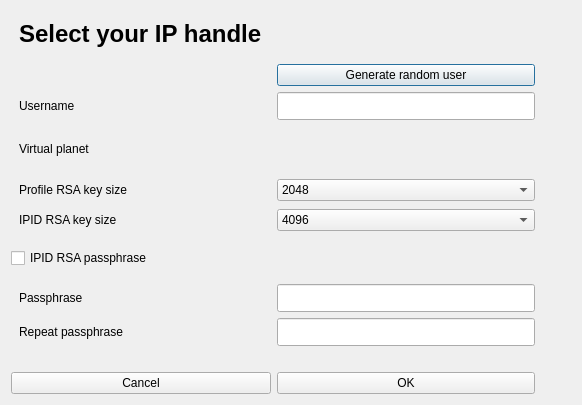
pinnaculum/galacteek, file galacteek/ui/profileinitdialog.ui: the form before one commit.
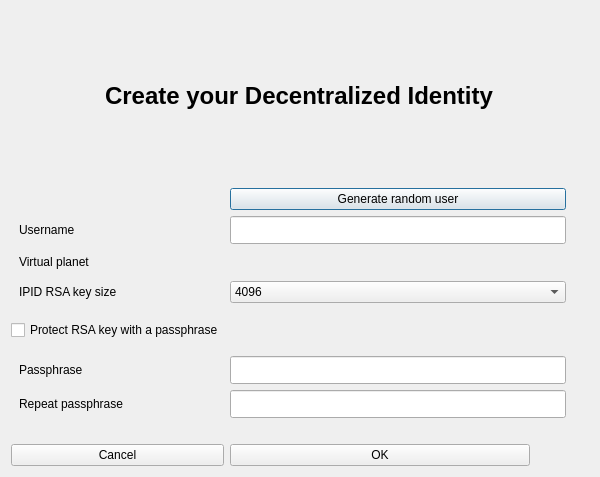
The form after the commit.

```diff
--- a/galacteek/ui/profileinitdialog.ui
+++ b/galacteek/ui/profileinitdialog.ui
@@ -6,10 +6,16 @@
    <rect>
     <x>0</x>
     <y>0</y>
-    <width>582</width>
-    <height>405</height>
+    <width>600</width>
+    <height>477</height>
    </rect>
   </property>
+  <property name="maximumSize">
+   <size>
+    <width>600</width>
+    <height>16777215</height>
+   </size>
+  </property>
   <property name="windowTitle">
    <string>IPID generator</string>
   </property>
@@ -24,22 +30,33 @@
 }</string>
   </property>
   <layout class="QGridLayout" name="gridLayout_2">
-   <item row="0" column="0">
+   <item row="1" column="0">
     <layout class="QGridLayout" name="gridLayout">
      <item row="7" column="2">
+      <widget class="QLabel" name="ipidRsaPassphraseVerifCheck">
+       <property name="text">
+        <string/>
+       </property>
+      </widget>
+     </item>
+     <item row="4" column="1">
+      <widget class="QComboBox" name="ipidRsaKeySize">
+       <item>
+        <property name="text">
+         <string>4096</string>
+        </property>
+       </item>
+       <item>
+        <property name="text">
+         <string>2048</string>
+        </property>
+       </item>
+      </widget>
+     </item>
+     <item row="6" column="2">
       <widget class="QLabel" name="ipidRsaPassphraseCheck">
        <property name="text">
-        <string>    </string>
-       </property>
-      </widget>
-     </item>
-     <item row="7" column="1">
-      <widget class="QLineEdit" name="ipidRsaPassphrase"/>
-     </item>
-     <item row="2" column="0">
-      <widget class="QLabel" name="label_2">
-       <property name="text">
-        <string>Username</string>
+        <string/>
        </property>
       </widget>
      </item>
@@ -50,138 +67,103 @@
        </property>
       </widget>
      </item>
-     <item row="8" column="0">
+     <item row="2" column="0">
+      <widget class="QLabel" name="label_2">
+       <property name="text">
+        <string>Username</string>
+       </property>
+      </widget>
+     </item>
+     <item row="3" column="0">
+      <widget class="QLabel" name="label_3">
+       <property name="text">
+        <string>Virtual planet</string>
+       </property>
+      </widget>
+     </item>
+     <item row="9" column="0">
+      <widget class="QPushButton" name="cancelButton">
+       <property name="maximumSize">
+        <size>
+         <width>600</width>
+         <height>16777215</height>
+        </size>
+       </property>
+       <property name="text">
+        <string>Cancel</string>
+       </property>
+      </widget>
+     </item>
+     <item row="7" column="0">
       <widget class="QLabel" name="ipidRsaPassphraseVerifLabel">
        <property name="text">
         <string>Repeat passphrase</string>
        </property>
       </widget>
      </item>
+     <item row="6" column="1">
+      <widget class="QLineEdit" name="ipidRsaPassphrase"/>
+     </item>
      <item row="2" column="1">
       <widget class="QLineEdit" name="username"/>
      </item>
      <item row="6" column="0">
-      <widget class="QCheckBox" name="useIpidPassphrase">
-       <property name="text">
-        <string>IPID RSA passphrase</string>
-       </property>
-      </widget>
-     </item>
-     <item row="6" column="1">
-      <spacer name="verticalSpacer">
-       <property name="orientation">
-        <enum>Qt::Vertical</enum>
-       </property>
-       <property name="sizeType">
-        <enum>QSizePolicy::Minimum</enum>
-       </property>
-       <property name="sizeHint" stdset="0">
-        <size>
-         <width>20</width>
-         <height>40</height>
-        </size>
-       </property>
-      </spacer>
-     </item>
-     <item row="4" column="1">
-      <widget class="QComboBox" name="profileRsaKeySize">
-       <item>
-        <property name="text">
-         <string>2048</string>
-        </property>
-       </item>
-       <item>
-        <property name="text">
-         <string>4096</string>
-        </property>
-       </item>
-      </widget>
-     </item>
-     <item row="7" column="0">
       <widget class="QLabel" name="ipidRsaPassphraseLabel">
        <property name="text">
         <string>Passphrase</string>
        </property>
       </widget>
      </item>
+     <item row="5" column="1">
+      <spacer name="verticalSpacer">
+       <property name="orientation">
+        <enum>Qt::Vertical</enum>
+       </property>
+       <property name="sizeType">
+        <enum>QSizePolicy::Minimum</enum>
+       </property>
+       <property name="sizeHint" stdset="0">
+        <size>
+         <width>20</width>
+         <height>40</height>
+        </size>
+       </property>
+      </spacer>
+     </item>
+     <item row="8" column="1">
+      <spacer name="verticalSpacer_2">
+       <property name="orientation">
+        <enum>Qt::Vertical</enum>
+       </property>
+       <property name="sizeType">
+        <enum>QSizePolicy::Minimum</enum>
+       </property>
+       <property name="sizeHint" stdset="0">
+        <size>
+         <width>20</width>
+         <height>20</height>
+        </size>
+       </property>
+      </spacer>
+     </item>
      <item row="5" column="0">
+      <widget class="QCheckBox" name="useIpidPassphrase">
+       <property name="text">
+        <string>Protect RSA key with a passphrase</string>
+       </property>
+      </widget>
+     </item>
+     <item row="7" column="1">
+      <widget class="QLineEdit" name="ipidRsaPassphraseVerif"/>
+     </item>
+     <item row="4" column="0">
       <widget class="QLabel" name="label_4">
        <property name="text">
         <string>IPID RSA key size</string>
        </property>
       </widget>
      </item>
-     <item row="0" column="0">
-      <widget class="QLabel" name="label">
-       <property name="font">
-        <font>
-         <weight>75</weight>
-         <bold>true</bold>
-        </font>
-       </property>
-       <property name="text">
-        <string>&lt;html&gt;&lt;head/&gt;&lt;body&gt;&lt;p&gt;&lt;span style=&quot; font-size:18pt;&quot;&gt;Select your IP handle&lt;/span&gt;&lt;/p&gt;&lt;/body&gt;&lt;/html&gt;</string>
-       </property>
-       <property name="textFormat">
-        <enum>Qt::RichText</enum>
-       </property>
-      </widget>
-     </item>
-     <item row="3" column="0">
-      <widget class="QLabel" name="label_3">
-       <property name="text">
-        <string>Virtual planet</string>
-       </property>
-      </widget>
-     </item>
-     <item row="4" column="0">
-      <widget class="QLabel" name="label_5">
-       <property name="text">
-        <string>Profile RSA key size</string>
-       </property>
-      </widget>
-     </item>
-     <item row="8" column="1">
-      <widget class="QLineEdit" name="ipidRsaPassphraseVerif"/>
-     </item>
      <item row="9" column="1">
-      <spacer name="verticalSpacer_2">
-       <property name="orientation">
-        <enum>Qt::Vertical</enum>
-       </property>
-       <property name="sizeType">
-        <enum>QSizePolicy::Minimum</enum>
-       </property>
-       <property name="sizeHint" stdset="0">
-        <size>
-         <width>20</width>
-         <height>20</height>
-        </size>
-       </property>
-      </spacer>
-     </item>
-     <item row="8" column="2">
-      <widget class="QLabel" name="ipidRsaPassphraseVerifCheck">
-       <property name="text">
-        <string>    </string>
-       </property>
-      </widget>
-     </item>
-     <item row="5" column="1">
-      <widget class="QComboBox" name="ipidRsaKeySize">
-       <item>
-        <property name="text">
-         <string>4096</string>
-        </property>
-       </item>
-       <item>
-        <property name="text">
-         <string>2048</string>
-        </property>
-       </item>
-      </widget>
-     </item>
-     <item row="10" column="1">
       <widget class="QPushButton" name="okButton">
        <property name="maximumSize">
         <size>
@@ -194,15 +176,24 @@
        </property>
       </widget>
      </item>
-     <item row="10" column="0">
-      <widget class="QPushButton" name="cancelButton">
-       <property name="text">
-        <string>Cancel</string>
-       </property>
-      </widget>
-     </item>
     </layout>
    </item>
+   <item row="0" column="0" alignment="Qt::AlignHCenter">
+    <widget class="QLabel" name="label">
+     <property name="font">
+      <font>
+       <weight>75</weight>
+       <bold>true</bold>
+      </font>
+     </property>
+     <property name="text">
+      <string>&lt;html&gt;&lt;head/&gt;&lt;body&gt;&lt;p&gt;&lt;span style=&quot; font-size:18pt;&quot;&gt;Create your Decentralized Identity&lt;/span&gt;&lt;/p&gt;&lt;/body&gt;&lt;/html&gt;</string>
+     </property>
+     <property name="textFormat">
+      <enum>Qt::RichText</enum>
+     </property>
+    </widget>
+   </item>
   </layout>
  </widget>
  <resources/>
```
